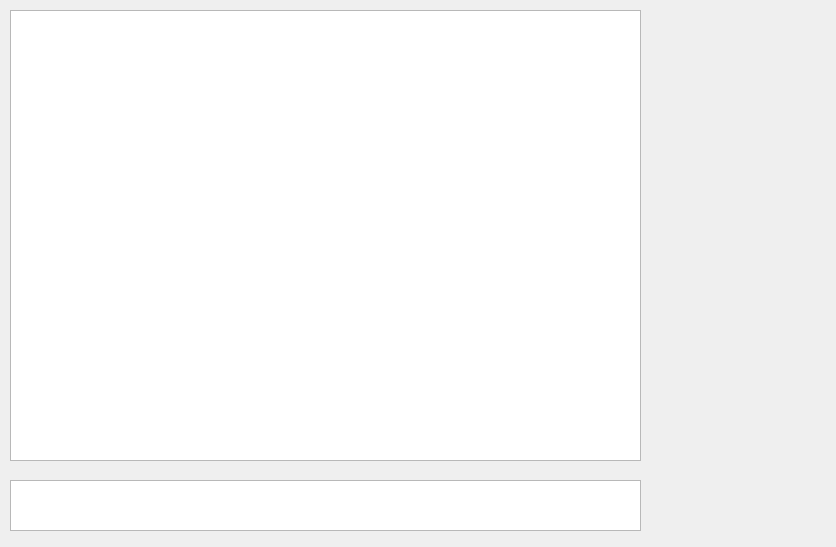
NullBrainer/AmishMediaPlayer, file test1/videowindowwidget.ui: the form before one commit.
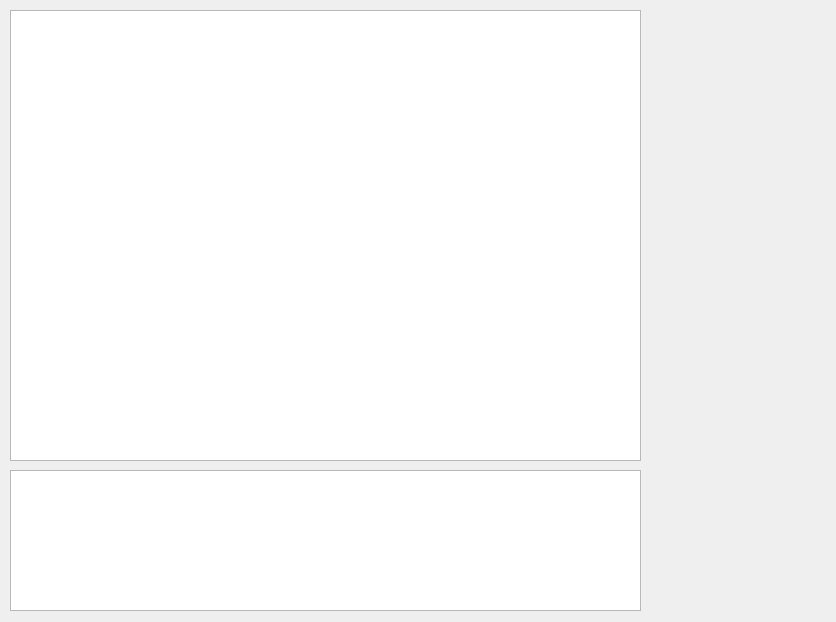
The form after the commit.

The edit to the form file:
```diff
--- a/test1/videowindowwidget.ui
+++ b/test1/videowindowwidget.ui
@@ -7,7 +7,7 @@
     <x>0</x>
     <y>0</y>
     <width>836</width>
-    <height>547</height>
+    <height>622</height>
    </rect>
   </property>
   <property name="windowTitle">
@@ -27,9 +27,9 @@
    <property name="geometry">
     <rect>
      <x>10</x>
-     <y>480</y>
+     <y>470</y>
      <width>631</width>
-     <height>51</height>
+     <height>141</height>
     </rect>
    </property>
   </widget>
```
